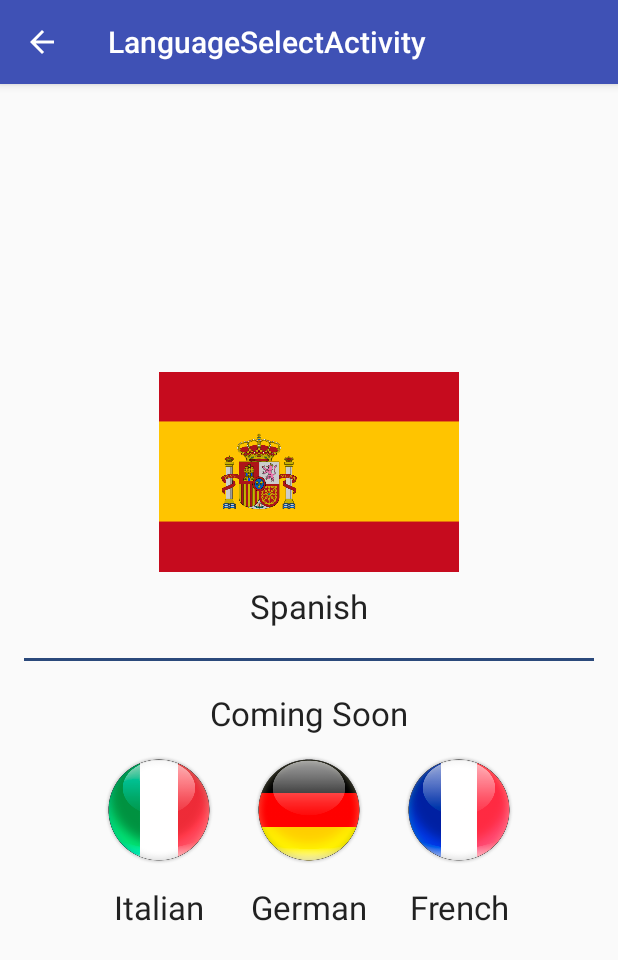
After one commit to Vikash-Kothary/university-project-languine, an Android app: the LanguageSelectActivity screen opened directly, with no data from a screen before it, on a phone screen of 412 x 824 dp. The commit adds this screen. Shown: the top 960 px of the screen. Run offline under Robolectric (Android 15) with nearby library versions, the phone set to English and light mode, and no system bars.

Commit message:
Basic Language Select Activity

```diff
--- /dev/null
+++ b/app/src/main/java/com/puzzle/appname/LanguageSelectActivity.java
@@ -0,0 +1,22 @@
+package com.puzzle.appname;
+
+import android.os.Bundle;
+import android.support.design.widget.FloatingActionButton;
+import android.support.design.widget.Snackbar;
+import android.support.v7.app.AppCompatActivity;
+import android.support.v7.widget.Toolbar;
+import android.view.View;
+
+public class LanguageSelectActivity extends AppCompatActivity {
+
+    @Override
+    protected void onCreate(Bundle savedInstanceState) {
+        super.onCreate(savedInstanceState);
+        setContentView(R.layout.activity_language_select);
+        Toolbar toolbar = (Toolbar) findViewById(R.id.toolbar);
+        setSupportActionBar(toolbar);
+
+        getSupportActionBar().setDisplayHomeAsUpEnabled(true);
+    }
+
+}
--- a/app/src/main/java/com/puzzle/appname/LessonSelectActivity.java
+++ b/app/src/main/java/com/puzzle/appname/LessonSelectActivity.java
@@ -128,6 +128,9 @@ public class LessonSelectActivity extends AppCompatActivity
             case R.id.nav_quiz_intro:
                 i = new Intent(this, QuizIntroActivity.class);
                 break;
+            case R.id.nav_language_select:
+                i = new Intent(this, LanguageSelectActivity.class);
+                break;
         }
         if(i!=null){
             startActivity(i);
--- /dev/null
+++ b/app/src/main/res/layout-v14/content_language_select.xml
@@ -0,0 +1,119 @@
+<?xml version="1.0" encoding="utf-8"?>
+<RelativeLayout xmlns:android="http://schemas.android.com/apk/res/android"
+    xmlns:app="http://schemas.android.com/apk/res-auto"
+    xmlns:tools="http://schemas.android.com/tools"
+    android:layout_width="match_parent"
+    android:layout_height="match_parent"
+    android:paddingBottom="@dimen/activity_vertical_margin"
+    android:paddingLeft="@dimen/activity_horizontal_margin"
+    android:paddingRight="@dimen/activity_horizontal_margin"
+    android:paddingTop="@dimen/activity_vertical_margin"
+    app:layout_behavior="@string/appbar_scrolling_view_behavior"
+    tools:context="com.puzzle.appname.LanguageSelectActivity"
+    tools:showIn="@layout/activity_language_select">
+
+    <ImageView
+        android:layout_width="200dp"
+        android:layout_height="150dp"
+        android:id="@+id/spanish_image"
+        android:layout_above="@+id/spanish_text"
+        android:layout_centerHorizontal="true"
+        android:src="@drawable/spain_flag" />
+
+    <TextView
+        android:layout_width="wrap_content"
+        android:layout_height="wrap_content"
+        android:textAppearance="?android:attr/textAppearanceLarge"
+        android:text="Spanish"
+        android:id="@+id/spanish_text"
+        android:layout_above="@+id/Vseparator"
+        android:layout_centerHorizontal="true" />
+
+    <View
+        android:id="@+id/Vseparator"
+        android:layout_height="2dip"
+        android:layout_width="match_parent"
+        android:background="#2B497B"
+        android:layout_centerInParent="true"
+        android:layout_marginTop="20dp"
+        android:layout_marginBottom="20dp" />
+
+    <TextView
+        android:layout_width="wrap_content"
+        android:layout_height="wrap_content"
+        android:textAppearance="?android:attr/textAppearanceLarge"
+        android:text="Coming Soon"
+        android:id="@+id/coming_soon"
+        android:layout_below="@+id/Vseparator"
+        android:layout_centerHorizontal="true" />
+
+    <GridLayout
+        android:layout_width="wrap_content"
+        android:layout_height="wrap_content"
+        android:columnCount="3"
+        android:rowCount="2"
+        android:layout_below="@+id/coming_soon"
+        android:layout_centerHorizontal="true">
+
+        <ImageView
+            android:layout_width="100dp"
+            android:layout_height="100dp"
+            android:id="@+id/italy_image"
+            android:src="@drawable/italy_flag" />
+
+        <ImageView
+            android:layout_width="100dp"
+            android:layout_height="100dp"
+            android:id="@+id/germany_image"
+            android:src="@drawable/germany_flag" />
+
+        <ImageView
+            android:layout_width="100dp"
+            android:layout_height="100dp"
+            android:id="@+id/france_image"
+            android:src="@drawable/france_flag" />
+
+        <TextView
+            android:layout_width="100dp"
+            android:layout_height="wrap_content"
+            android:textAppearance="?android:attr/textAppearanceLarge"
+            android:text="Italian"
+            android:id="@+id/italian_text"
+            android:textAlignment="center" />
+
+        <TextView
+            android:layout_width="100dp"
+            android:layout_height="wrap_content"
+            android:textAppearance="?android:attr/textAppearanceLarge"
+            android:text="German"
+            android:id="@+id/german_text"
+            android:textAlignment="center" />
+
+        <TextView
+            android:layout_width="100dp"
+            android:layout_height="wrap_content"
+            android:textAppearance="?android:attr/textAppearanceLarge"
+            android:text="French"
+            android:id="@+id/french_text"
+            android:textAlignment="center" />
+    </GridLayout>
+
+    <LinearLayout
+        android:orientation="horizontal"
+        android:layout_width="match_parent"
+        android:layout_height="wrap_content"
+        android:layout_alignParentBottom="false"
+        android:layout_below="@+id/coming_soon"
+        android:id="@+id/language_image_layout">
+
+    </LinearLayout>
+
+    <LinearLayout
+        android:orientation="horizontal"
+        android:layout_width="match_parent"
+        android:layout_height="wrap_content"
+        android:id="@+id/language_text_layout"
+        android:layout_below="@+id/language_image_layout">
+
+    </LinearLayout>
+</RelativeLayout>
--- /dev/null
+++ b/app/src/main/res/layout/activity_language_select.xml
@@ -0,0 +1,26 @@
+<?xml version="1.0" encoding="utf-8"?>
+<android.support.design.widget.CoordinatorLayout xmlns:android="http://schemas.android.com/apk/res/android"
+    xmlns:app="http://schemas.android.com/apk/res-auto"
+    xmlns:tools="http://schemas.android.com/tools"
+    android:layout_width="match_parent"
+    android:layout_height="match_parent"
+    android:fitsSystemWindows="true"
+    tools:context="com.puzzle.appname.LanguageSelectActivity">
+
+    <android.support.design.widget.AppBarLayout
+        android:layout_width="match_parent"
+        android:layout_height="wrap_content"
+        android:theme="@style/AppTheme.AppBarOverlay">
+
+        <android.support.v7.widget.Toolbar
+            android:id="@+id/toolbar"
+            android:layout_width="match_parent"
+            android:layout_height="?attr/actionBarSize"
+            android:background="?attr/colorPrimary"
+            app:popupTheme="@style/AppTheme.PopupOverlay" />
+
+    </android.support.design.widget.AppBarLayout>
+
+    <include layout="@layout/content_language_select" />
+
+</android.support.design.widget.CoordinatorLayout>
--- /dev/null
+++ b/app/src/main/res/layout/content_language_select.xml
@@ -0,0 +1,105 @@
+<?xml version="1.0" encoding="utf-8"?>
+<RelativeLayout xmlns:android="http://schemas.android.com/apk/res/android"
+    xmlns:app="http://schemas.android.com/apk/res-auto"
+    xmlns:tools="http://schemas.android.com/tools"
+    android:layout_width="match_parent"
+    android:layout_height="match_parent"
+    android:paddingBottom="@dimen/activity_vertical_margin"
+    android:paddingLeft="@dimen/activity_horizontal_margin"
+    android:paddingRight="@dimen/activity_horizontal_margin"
+    android:paddingTop="@dimen/activity_vertical_margin"
+    app:layout_behavior="@string/appbar_scrolling_view_behavior"
+    tools:context="com.puzzle.appname.LanguageSelectActivity"
+    tools:showIn="@layout/activity_language_select">
+
+    <ImageView
+        android:layout_width="200dp"
+        android:layout_height="150dp"
+        android:id="@+id/spanish_image"
+        android:layout_above="@+id/spanish_text"
+        android:layout_centerHorizontal="true"
+        android:src="@drawable/spain_flag" />
+
+    <TextView
+        android:layout_width="wrap_content"
+        android:layout_height="wrap_content"
+        android:textAppearance="?android:attr/textAppearanceLarge"
+        android:text="Spanish"
+        android:id="@+id/spanish_text"
+        android:layout_centerInParent="true" />
+
+    <TextView
+        android:layout_width="wrap_content"
+        android:layout_height="wrap_content"
+        android:textAppearance="?android:attr/textAppearanceLarge"
+        android:text="Coming Soon"
+        android:id="@+id/coming_soon"
+        android:layout_below="@+id/spanish_text"
+        android:layout_centerHorizontal="true" />
+
+    <GridLayout
+        android:layout_width="match_parent"
+        android:layout_height="wrap_content"
+        android:columnCount="3"
+        android:rowCount="2"
+        android:layout_below="@+id/coming_soon">
+
+        <ImageView
+            android:layout_width="100dp"
+            android:layout_height="100dp"
+            android:id="@+id/italian_image"
+            android:src="@drawable/italy_flag" />
+
+        <ImageView
+            android:layout_width="100dp"
+            android:layout_height="100dp"
+            android:id="@+id/german_image"
+            android:src="@drawable/germany_flag" />
+
+        <ImageView
+            android:layout_width="100dp"
+            android:layout_height="100dp"
+            android:id="@+id/other_image"
+            android:src="@drawable/france_flag" />
+
+        <TextView
+            android:layout_width="wrap_content"
+            android:layout_height="wrap_content"
+            android:textAppearance="?android:attr/textAppearanceLarge"
+            android:text="Italian"
+            android:id="@+id/italian_text" />
+
+        <TextView
+            android:layout_width="wrap_content"
+            android:layout_height="wrap_content"
+            android:textAppearance="?android:attr/textAppearanceLarge"
+            android:text="German"
+            android:id="@+id/german_text" />
+
+        <TextView
+            android:layout_width="wrap_content"
+            android:layout_height="wrap_content"
+            android:textAppearance="?android:attr/textAppearanceLarge"
+            android:text="Other"
+            android:id="@+id/other_text" />
+    </GridLayout>
+
+    <LinearLayout
+        android:orientation="horizontal"
+        android:layout_width="match_parent"
+        android:layout_height="wrap_content"
+        android:layout_alignParentBottom="false"
+        android:layout_below="@+id/coming_soon"
+        android:id="@+id/language_image_layout">
+
+    </LinearLayout>
+
+    <LinearLayout
+        android:orientation="horizontal"
+        android:layout_width="match_parent"
+        android:layout_height="wrap_content"
+        android:id="@+id/language_text_layout"
+        android:layout_below="@+id/language_image_layout">
+
+    </LinearLayout>
+</RelativeLayout>
--- a/app/src/main/res/menu/activity_lesson_select_drawer.xml
+++ b/app/src/main/res/menu/activity_lesson_select_drawer.xml
@@ -63,6 +63,10 @@
             <item android:id="@+id/nav_quiz_intro"
                 android:icon="@mipmap/ic_launcher"
                 android:title="Quiz Introduction" />
+
+            <item android:id="@+id/nav_language_select"
+                android:icon="@mipmap/ic_launcher"
+                android:title="Language Select" />
         </menu>
     </item>
 </menu>
--- a/app/src/main/res/values/strings.xml
+++ b/app/src/main/res/values/strings.xml
@@ -57,4 +57,5 @@
     <string name="title_activity_content_audio_quiz">content_audio_quiz</string>
     <string name="title_activity_quiz">QuizActivity</string>
     <string name="title_activity_review">ReviewActivity</string>
+    <string name="title_activity_language_select">LanguageSelectActivity</string>
 </resources>
```
Also changed, not shown: app/src/main/AndroidManifest.xml (+16 -8 lines), app/src/main/res/drawable/france_flag.png (added), app/src/main/res/drawable/germany_flag.png (added), app/src/main/res/drawable/italy_flag.png (added), app/src/main/res/drawable/spain_flag.png (added).
